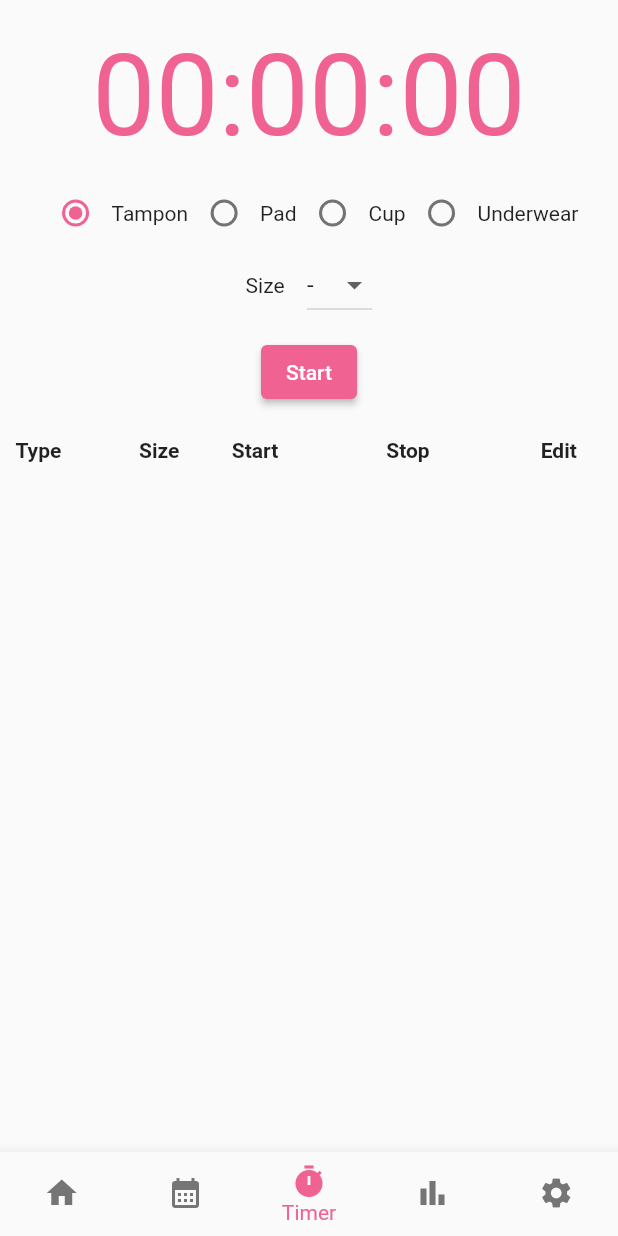
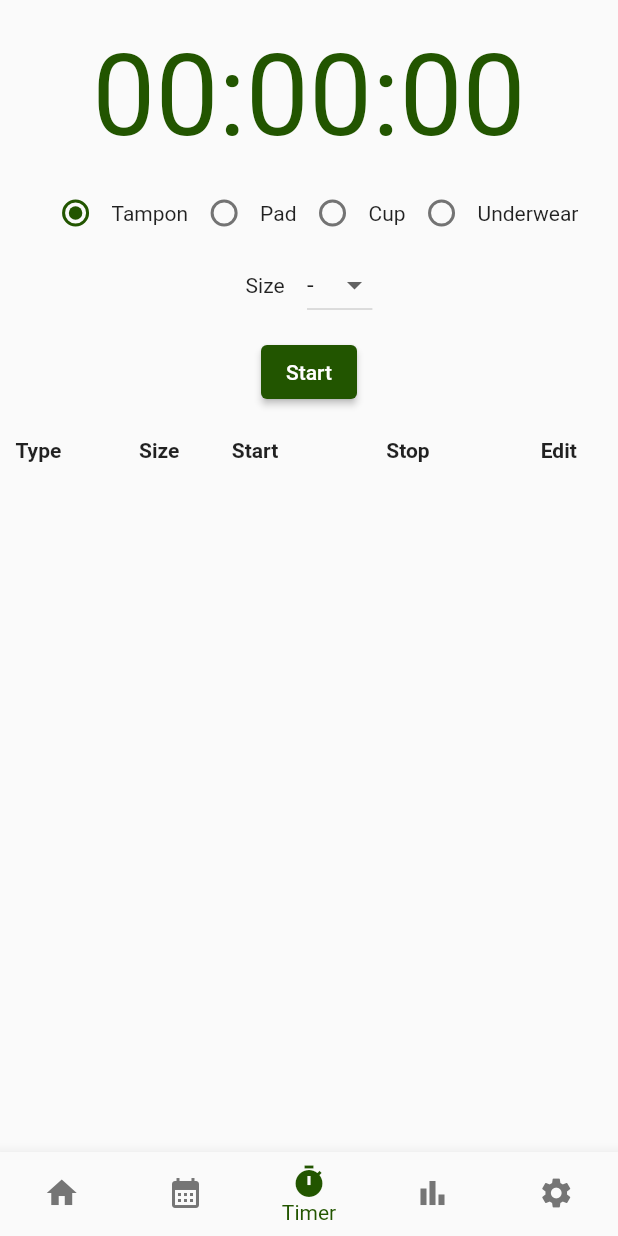
Before and after one commit to lakoliu/Tyd, a Flutter app: the screen it shows after launch, item 3 of the bottom bar chosen, on a phone screen of 412 x 824 dp. Run offline on Flutter 3.47's test engine with Material 2 defaults, Android fonts, the phone set to English and light mode, and no system bars; our stand-ins replace calendar_timeline, cross_file, file_picker, flutter_colorpicker, flutter_local_notifications, flutter_native_timezone and 7 more; missing offline and left inert: filter_list, swatch_generator; accounts and stored records are empty.

Commit message:
Change to Tyd

```diff
--- a/lib/day_data.dart
+++ b/lib/day_data.dart
@@ -1,5 +1,5 @@
 import 'package:hive/hive.dart';
-import 'package:vula/timer_data.dart';
+import 'package:tyd/timer_data.dart';
 
 part 'day_data.g.dart';
 
--- a/lib/helpers/database_initializers.dart
+++ b/lib/helpers/database_initializers.dart
@@ -1,6 +1,6 @@
 import 'package:flutter/material.dart';
 import 'package:hive/hive.dart';
-import 'package:vula/helpers/constants.dart';
+import 'package:tyd/helpers/constants.dart';
 
 void initializeDatabase() {
   var appBox = Hive.box('app_box');
@@ -14,8 +14,8 @@ void initializeDatabase() {
   }
 
   if (appBox.get('accentColor') == null) {
-    appBox.put('accentColorName', 'Pink');
-    appBox.put('accentColor', Colors.pink[300]);
+    appBox.put('accentColorName', 'Green');
+    appBox.put('accentColor', const Color(0xFF225500));
   }
 
   if (appBox.get('tamponSizes') == null) {
--- /dev/null
+++ b/lib/helpers/stopwatch_helper.dart
@@ -0,0 +1,17 @@
+import 'package:stop_watch_timer/stop_watch_timer.dart';
+
+class StopwatchHelper {
+  static final StopwatchHelper _stopwatchHelper = StopwatchHelper._internal();
+
+  final stopWatchTimer = StopWatchTimer();
+  late DateTime startTime;
+  var typeSelected = 'Tampon';
+  var sizeSelected = '-';
+  var radioSelected = 1;
+
+  factory StopwatchHelper() {
+    return _stopwatchHelper;
+  }
+
+  StopwatchHelper._internal();
+}
--- a/lib/helpers/update_stats.dart
+++ b/lib/helpers/update_stats.dart
@@ -1,6 +1,6 @@
 import 'package:hive/hive.dart';
 import 'package:intl/intl.dart';
-import 'package:vula/day_data.dart';
+import 'package:tyd/day_data.dart';
 import 'package:collection/collection.dart';
 
 void resetAllStats() {
--- a/lib/main.dart
+++ b/lib/main.dart
@@ -1,17 +1,17 @@
 import 'package:flutter/material.dart';
-import 'package:vula/helpers/database_initializers.dart';
-import 'package:vula/timer_data.dart';
-import 'package:vula/views/history_view.dart';
-import 'package:vula/views/home_view.dart';
+import 'package:tyd/helpers/database_initializers.dart';
+import 'package:tyd/timer_data.dart';
+import 'package:tyd/views/history_view.dart';
+import 'package:tyd/views/home_view.dart';
 import 'package:hive_flutter/hive_flutter.dart';
-import 'package:vula/day_data.dart';
-import 'package:vula/views/settings_view.dart';
-import 'package:vula/views/stats_view.dart';
-import 'package:vula/views/sub_settings/intervals_view.dart';
-import 'package:vula/views/sub_settings/medicines_view.dart';
-import 'package:vula/views/sub_settings/period_symptoms_view.dart';
-import 'package:vula/views/sub_settings/pms_settings_view.dart';
-import 'package:vula/views/sub_settings/tampon_size_view.dart';
+import 'package:tyd/day_data.dart';
+import 'package:tyd/views/settings_view.dart';
+import 'package:tyd/views/stats_view.dart';
+import 'package:tyd/views/sub_settings/intervals_view.dart';
+import 'package:tyd/views/sub_settings/medicines_view.dart';
+import 'package:tyd/views/sub_settings/period_symptoms_view.dart';
+import 'package:tyd/views/sub_settings/pms_settings_view.dart';
+import 'package:tyd/views/sub_settings/tampon_size_view.dart';
 
 import 'helpers/color_adapter.dart';
 import 'helpers/notification_service.dart';
@@ -44,45 +44,45 @@ class MyApp extends StatelessWidget {
           title: 'Vula',
           themeMode: Hive.box('app_box').get('darkMode', defaultValue: false) ? ThemeMode.dark : ThemeMode.light,
           theme: ThemeData(
-            primaryColor: Hive.box('app_box').get('accentColor') ?? Colors.pink[300],
-            primaryColorLight: Hive.box('app_box').get('accentColor') != null ? Hive.box('app_box').get('accentColor').withOpacity(0.3) : Colors.pink[300]?.withOpacity(0.3),
+            primaryColor: Hive.box('app_box').get('accentColor') ?? const Color(0xFF225500),
+            primaryColorLight: Hive.box('app_box').get('accentColor') != null ? Hive.box('app_box').get('accentColor').withOpacity(0.3) : const Color(0xFF225500).withOpacity(0.3),
             appBarTheme: AppBarTheme(
-              backgroundColor: Hive.box('app_box').get('accentColor') ?? Colors.pink[300],
+              backgroundColor: Hive.box('app_box').get('accentColor') ?? const Color(0xFF225500),
               foregroundColor: Colors.white,
               iconTheme: const IconThemeData(
                 color: Colors.white,
               ),
             ),
             bottomNavigationBarTheme: BottomNavigationBarThemeData(
-              selectedItemColor: Hive.box('app_box').get('accentColor') ?? Colors.pink[300],
+              selectedItemColor: Hive.box('app_box').get('accentColor') ?? const Color(0xFF225500),
               unselectedItemColor: Colors.grey[600],
             ),
             pageTransitionsTheme: const PageTransitionsTheme(builders: {TargetPlatform.android: CupertinoPageTransitionsBuilder(),}),
             buttonTheme: ButtonThemeData(
-              buttonColor: Hive.box('app_box').get('accentColor') ?? Colors.pink[300],
+              buttonColor: Hive.box('app_box').get('accentColor') ?? const Color(0xFF225500),
             ),
             elevatedButtonTheme: ElevatedButtonThemeData(
               style: ElevatedButton.styleFrom(
-                backgroundColor: Hive.box('app_box').get('accentColor') ?? Colors.pink[300],
+                backgroundColor: Hive.box('app_box').get('accentColor') ?? const Color(0xFF225500),
               ),
             ),
             textButtonTheme: TextButtonThemeData(
                 style: TextButton.styleFrom(
-                  foregroundColor: Hive.box('app_box').get('accentColor') ?? Colors.pink[300],
+                  foregroundColor: Hive.box('app_box').get('accentColor') ?? const Color(0xFF225500),
                 )
             ),
             textSelectionTheme: TextSelectionThemeData(
-              cursorColor: Hive.box('app_box').get('accentColor') ?? Colors.pink[300],
-              selectionHandleColor: Hive.box('app_box').get('accentColor') ?? Colors.pink[300],
-              selectionColor: Hive.box('app_box').get('accentColor').withOpacity(0.2) ?? Colors.pink.withOpacity(0.2),
+              cursorColor: Hive.box('app_box').get('accentColor') ?? const Color(0xFF225500),
+              selectionHandleColor: Hive.box('app_box').get('accentColor') ?? const Color(0xFF225500),
+              selectionColor: Hive.box('app_box').get('accentColor').withOpacity(0.2) ?? const Color(0xFF225500).withOpacity(0.2),
             ),
             timePickerTheme: TimePickerThemeData(
-              dialHandColor: Hive.box('app_box').get('accentColor') ?? Colors.pink[300],
+              dialHandColor: Hive.box('app_box').get('accentColor') ?? const Color(0xFF225500),
               hourMinuteColor: MaterialStateColor.resolveWith((states) =>
               states.contains(MaterialState.selected)
                   ? Hive.box('app_box').get('accentColor') != null
                   ? Hive.box('app_box').get('accentColor').withOpacity(0.2)
-                  : Colors.pink[300]?.withOpacity(0.2)
+                  : const Color(0xFF225500).withOpacity(0.2)
                   : Colors.grey[300]),
               hourMinuteTextColor: MaterialStateColor.resolveWith((states) =>
               states.contains(MaterialState.selected)
@@ -92,57 +92,57 @@ class MyApp extends StatelessWidget {
               states.contains(MaterialState.selected)
                   ? Hive.box('app_box').get('accentColor') != null
                   ? Hive.box('app_box').get('accentColor').withOpacity(0.2)
-                  : Colors.pink[300]?.withOpacity(0.2)
+                  : const Color(0xFF225500).withOpacity(0.2)
                   : Colors.white),
               dayPeriodTextColor: MaterialStateColor.resolveWith((states) =>
               states.contains(MaterialState.selected)
-                  ? Hive.box('app_box').get('accentColor') ?? Colors.pink[300]
+                  ? Hive.box('app_box').get('accentColor') ?? const Color(0xFF225500)
                   : Colors.grey[500]),
             ),
             inputDecorationTheme: InputDecorationTheme(
-              focusColor: Hive.box('app_box').get('accentColor') ?? Colors.pink[300],
-              labelStyle: TextStyle(color: Hive.box('app_box').get('accentColor') ?? Colors.pink[300],),
+              focusColor: Hive.box('app_box').get('accentColor') ?? const Color(0xFF225500),
+              labelStyle: TextStyle(color: Hive.box('app_box').get('accentColor') ?? const Color(0xFF225500),),
               focusedBorder: UnderlineInputBorder(
                 borderSide: BorderSide(
-                  color: Hive.box('app_box').get('accentColor') ?? Colors.pink[300],
+                  color: Hive.box('app_box').get('accentColor') ?? const Color(0xFF225500),
                 )
               )
             ),
           ),
           darkTheme: ThemeData(
             brightness: Brightness.dark,
-            primaryColor: Hive.box('app_box').get('accentColor') ?? Colors.pink[300],
+            primaryColor: Hive.box('app_box').get('accentColor') ?? const Color(0xFF225500),
             bottomNavigationBarTheme: BottomNavigationBarThemeData(
-              selectedItemColor: Hive.box('app_box').get('accentColor') ?? Colors.pink[300],
+              selectedItemColor: Hive.box('app_box').get('accentColor') ?? const Color(0xFF225500),
               unselectedItemColor: Colors.white,
               backgroundColor: Colors.grey[800],
             ),
             pageTransitionsTheme: const PageTransitionsTheme(builders: {TargetPlatform.android: CupertinoPageTransitionsBuilder(),}),
             buttonTheme: ButtonThemeData(
-              buttonColor: Hive.box('app_box').get('accentColor') ?? Colors.pink[300],
+              buttonColor: Hive.box('app_box').get('accentColor') ?? const Color(0xFF225500),
             ),
             elevatedButtonTheme: ElevatedButtonThemeData(
               style: ElevatedButton.styleFrom(
-                backgroundColor: Hive.box('app_box').get('accentColor') ?? Colors.pink[300],
+                backgroundColor: Hive.box('app_box').get('accentColor') ?? const Color(0xFF225500),
               ),
             ),
             textButtonTheme: TextButtonThemeData(
                 style: TextButton.styleFrom(
-                  foregroundColor: Hive.box('app_box').get('accentColor') ?? Colors.pink[300],
+                  foregroundColor: Hive.box('app_box').get('accentColor') ?? const Color(0xFF225500),
                 )
             ),
             textSelectionTheme: TextSelectionThemeData(
-              cursorColor: Hive.box('app_box').get('accentColor') ?? Colors.pink[300],
-              selectionHandleColor: Hive.box('app_box').get('accentColor') ?? Colors.pink[300],
-              selectionColor: Hive.box('app_box').get('accentColor').withOpacity(0.2) ?? Colors.pink.withOpacity(0.2),
+              cursorColor: Hive.box('app_box').get('accentColor') ?? const Color(0xFF225500),
+              selectionHandleColor: Hive.box('app_box').get('accentColor') ?? const Color(0xFF225500),
+              selectionColor: Hive.box('app_box').get('accentColor').withOpacity(0.2) ?? const Color(0xFF225500).withOpacity(0.2),
             ),
             timePickerTheme: TimePickerThemeData(
-              dialHandColor: Hive.box('app_box').get('accentColor') ?? Colors.pink[300],
+              dialHandColor: Hive.box('app_box').get('accentColor') ?? const Color(0xFF225500),
               hourMinuteColor: MaterialStateColor.resolveWith((states) =>
               states.contains(MaterialState.selected)
                   ? Hive.box('app_box').get('accentColor') != null
                   ? Hive.box('app_box').get('accentColor').withOpacity(0.2)
-                  : Colors.pink[300]?.withOpacity(0.2)
+                  : const Color(0xFF225500).withOpacity(0.2)
                   : Colors.grey[300]),
               hourMinuteTextColor: MaterialStateColor.resolveWith((states) =>
               states.contains(MaterialState.selected)
@@ -152,19 +152,19 @@ class MyApp extends StatelessWidget {
               states.contains(MaterialState.selected)
                   ? Hive.box('app_box').get('accentColor') != null
                   ? Hive.box('app_box').get('accentColor').withOpacity(0.2)
-                  : Colors.pink[300]?.withOpacity(0.2)
+                  : const Color(0xFF225500).withOpacity(0.2)
                   : Colors.white),
               dayPeriodTextColor: MaterialStateColor.resolveWith((states) =>
               states.contains(MaterialState.selected)
-                  ? Hive.box('app_box').get('accentColor') ?? Colors.pink[300]
+                  ? Hive.box('app_box').get('accentColor') ?? const Color(0xFF225500)
                   : Colors.grey[500]),
             ),
             inputDecorationTheme: InputDecorationTheme(
-                focusColor: Hive.box('app_box').get('accentColor') ?? Colors.pink[300],
-                labelStyle: TextStyle(color: Hive.box('app_box').get('accentColor') ?? Colors.pink[300],),
+                focusColor: Hive.box('app_box').get('accentColor') ?? const Color(0xFF225500),
+                labelStyle: TextStyle(color: Hive.box('app_box').get('accentColor') ?? const Color(0xFF225500),),
                 focusedBorder: UnderlineInputBorder(
                     borderSide: BorderSide(
-                      color: Hive.box('app_box').get('accentColor') ?? Colors.pink[300],
+                      color: Hive.box('app_box').get('accentColor') ?? const Color(0xFF225500),
                     )
                 )
             ),
--- a/lib/views/history_view.dart
+++ b/lib/views/history_view.dart
@@ -1,11 +1,11 @@
 import 'package:flutter/material.dart';
 import 'package:calendar_timeline/calendar_timeline.dart';
 import 'package:hive_flutter/adapters.dart';
-import 'package:vula/views/components/bottom_nav_bar.dart';
+import 'package:tyd/views/components/bottom_nav_bar.dart';
 import 'package:filter_list/filter_list.dart';
-import 'package:vula/helpers/constants.dart';
+import 'package:tyd/helpers/constants.dart';
 import 'package:intl/intl.dart';
-import 'package:vula/day_data.dart';
+import 'package:tyd/day_data.dart';
 import 'package:hive/hive.dart';
 
 import '../helpers/update_stats.dart';
--- a/lib/views/home_view.dart
+++ b/lib/views/home_view.dart
@@ -1,6 +1,6 @@
 import 'package:flutter/material.dart';
 import 'package:intl/intl.dart';
-import 'package:vula/views/components/bottom_nav_bar.dart';
+import 'package:tyd/views/components/bottom_nav_bar.dart';
 import 'package:hive/hive.dart';
 import '../helpers/update_stats.dart';
 import '../day_data.dart';
@@ -249,7 +249,7 @@ class _HomeViewState extends State<HomeView> {
           ),
         ),
       ),
-      bottomNavigationBar: bottomNavBar(context, 0)
+      bottomNavigationBar: bottomNavBar(context, 0),
     );
   }
 }
--- a/lib/views/sub_settings/intervals_view.dart
+++ b/lib/views/sub_settings/intervals_view.dart
@@ -1,7 +1,7 @@
 import 'package:flutter/material.dart';
 import 'package:hive/hive.dart';
 import 'package:flutter_spinbox/flutter_spinbox.dart';
-import 'package:vula/helpers/update_stats.dart';
+import 'package:tyd/helpers/update_stats.dart';
 
 
 class IntervalsView extends StatefulWidget {
--- a/lib/views/sub_settings/tampon_size_view.dart
+++ b/lib/views/sub_settings/tampon_size_view.dart
@@ -1,7 +1,7 @@
 import 'package:flutter/material.dart';
 import 'package:hive/hive.dart';
 import 'package:intl/intl.dart';
-import 'package:vula/day_data.dart';
+import 'package:tyd/day_data.dart';
 
 class TamponSizeView extends StatefulWidget {
   const TamponSizeView({Key? key}) : super(key: key);
--- a/lib/views/timer_view.dart
+++ b/lib/views/timer_view.dart
@@ -3,6 +3,7 @@ import 'package:hive/hive.dart';
 import 'package:intl/intl.dart';
 import 'package:stop_watch_timer/stop_watch_timer.dart';
 import 'package:swatch_generator/swatch_generator.dart';
+import 'package:tyd/helpers/stopwatch_helper.dart';
 
 import '../day_data.dart';
 import '../helpers/notification_service.dart';
@@ -20,7 +21,10 @@ class _TimerViewState extends State<TimerView> {
   var appBox = Hive.box('app_box');
   var dateBox = Hive.box('date_box');
 
-  final _stopWatchTimer = StopWatchTimer();
+  // TODO Other values such as startTime, etc. need to persist between pages.
+
+  final StopwatchHelper stopwatchHelper = StopwatchHelper();
+  final _stopWatchTimer = StopwatchHelper().stopWatchTimer;
   final DateFormat timeFormatter = DateFormat.jm();
   final String currDate = DateFormat('yyyy-MM-dd').format(DateTime.now());
   final TableRow rowSpacer = const TableRow(children: [
@@ -42,10 +46,6 @@ class _TimerViewState extends State<TimerView> {
   ]);
 
   var currDayData = DayData();
-  var _radioSelected = 1;
-  var typeSelected = 'Tampon';
-  var sizeSelected = '-';
-  late DateTime startTime;
   late DateTime stopTime;
   var timerMinutes = 4.0 * 60.0;
   List<TimerData> historyList = [];
@@ -62,7 +62,7 @@ class _TimerViewState extends State<TimerView> {
 
   void startTimer(DateTime startingTime) {
     if (!_stopWatchTimer.isRunning) {
-      startTime = startingTime;
+      stopwatchHelper.startTime = startingTime;
       var timeDifference = DateTime.now().difference(startingTime).inMinutes;
       _stopWatchTimer.setPresetMinuteTime(timeDifference);
       // TODO NotificationService().showTimedSanitaryChangeReminder(typeSelected, startTime.add(const Duration(minutes: 240)));
@@ -83,7 +83,7 @@ class _TimerViewState extends State<TimerView> {
       stopTime = stoppingTime;
       // TODO NotificationService().cancelPendingNotifications();
       setState(() {
-        historyList.add(TimerData(typeSelected, startTime, stopTime, sizeSelected));
+        historyList.add(TimerData(stopwatchHelper.typeSelected, stopwatchHelper.startTime, stopTime, stopwatchHelper.sizeSelected));
       });
       saveHistoryList();
     }
@@ -97,14 +97,14 @@ class _TimerViewState extends State<TimerView> {
 
   void notificationTimerSnack() {
     ScaffoldMessenger.of(context).hideCurrentSnackBar();
-    var verb = typeSelected == 'Cup' ? 'empty' : 'change';
-    var notifyDateTime = startTime.add(Duration(minutes: timerMinutes.toInt()));
+    var verb = stopwatchHelper.typeSelected == 'Cup' ? 'empty' : 'change';
+    var notifyDateTime = stopwatchHelper.startTime.add(Duration(minutes: timerMinutes.toInt()));
 
     if (DateTime.now().isBefore(notifyDateTime)) {
       var notifyTime = timeFormatter.format(notifyDateTime);
       var snackBar = SnackBar(
         content: Text(
-            'You will be notified at $notifyTime to $verb your ${typeSelected.toLowerCase()}.'),
+            'You will be notified at $notifyTime to $verb your ${stopwatchHelper.typeSelected.toLowerCase()}.'),
       );
       ScaffoldMessenger.of(context).showSnackBar(snackBar);
     }
@@ -376,14 +376,14 @@ class _TimerViewState extends State<TimerView> {
                 children: [
                   Radio(
                     activeColor: Theme.of(context).primaryColor,
-                    groupValue: _radioSelected,
+                    groupValue: stopwatchHelper.radioSelected,
                     value: 1,
                     onChanged: _stopWatchTimer.isRunning
                         ? null
                         : (int? value) {
                             setState(() {
-                              _radioSelected = value!;
-                              typeSelected = 'Tampon';
+                              stopwatchHelper.radioSelected = value!;
+                              stopwatchHelper.typeSelected = 'Tampon';
                               timerMinutes = appBox.get('sanitaryTypes')['Tampon'] * 60;
                             });
                           },
@@ -391,15 +391,15 @@ class _TimerViewState extends State<TimerView> {
                   const Text('Tampon'),
                   Radio(
                     activeColor: Theme.of(context).primaryColor,
-                    groupValue: _radioSelected,
+                    groupValue: stopwatchHelper.radioSelected,
                     value: 2,
                     onChanged: _stopWatchTimer.isRunning
                         ? null
                         : (int? value) {
                             setState(() {
-                              _radioSelected = value!;
-                              typeSelected = 'Pad';
-                              sizeSelected = '-';
+                              stopwatchHelper.radioSelected = value!;
+                              stopwatchHelper.typeSelected = 'Pad';
+                              stopwatchHelper.sizeSelected = '-';
                               timerMinutes = appBox.get('sanitaryTypes')['Pad'] * 60;
                             });
                           },
@@ -407,15 +407,15 @@ class _TimerViewState extends State<TimerView> {
                   const Text('Pad'),
                   Radio(
                     activeColor: Theme.of(context).primaryColor,
-                    groupValue: _radioSelected,
+                    groupValue: stopwatchHelper.radioSelected,
                     value: 3,
                     onChanged: _stopWatchTimer.isRunning
                         ? null
                         : (int? value) {
                             setState(() {
-                              _radioSelected = value!;
-                              typeSelected = 'Cup';
-                              sizeSelected = '-';
+                              stopwatchHelper.radioSelected = value!;
+                              stopwatchHelper.typeSelected = 'Cup';
+                              stopwatchHelper.sizeSelected = '-';
                               timerMinutes = appBox.get('sanitaryTypes')['Cup'] * 60;
                             });
                           },
@@ -423,15 +423,15 @@ class _TimerViewState extends State<TimerView> {
                   const Text('Cup'),
                   Radio(
                     activeColor: Theme.of(context).primaryColor,
-                    groupValue: _radioSelected,
+                    groupValue: stopwatchHelper.radioSelected,
                     value: 4,
                     onChanged: _stopWatchTimer.isRunning
                         ? null
                         : (int? value) {
                       setState(() {
-                        _radioSelected = value!;
-                        typeSelected = 'Underwear';
-                        sizeSelected = '-';
+                        stopwatchHelper.radioSelected = value!;
+                        stopwatchHelper.typeSelected = 'Underwear';
+                        stopwatchHelper.sizeSelected = '-';
                         timerMinutes = appBox.get('sanitaryTypes')['Underwear'] * 60;
                       });
                     },
@@ -440,14 +440,14 @@ class _TimerViewState extends State<TimerView> {
                 ],
               ),
               // const Text('Test'),
-              if (_radioSelected == 1) ...[
+              if (stopwatchHelper.radioSelected == 1) ...[
                 Row(
                   mainAxisAlignment: MainAxisAlignment.center,
                   children: [
                     const Text('Size'),
                     const SizedBox(width: 15.0,),
                     DropdownButton(
-                      value: sizeSelected,
+                      value: stopwatchHelper.sizeSelected,
                       items: appBox.get('tamponSizes')
                           .map<DropdownMenuItem<String>>((String value) {
                         return DropdownMenuItem<String>(
@@ -458,7 +458,7 @@ class _TimerViewState extends State<TimerView> {
                       onChanged: _stopWatchTimer.isRunning ? null : (String? value) {
                         if (value != null) {
                           setState(() {
-                            sizeSelected = value;
+                            stopwatchHelper.sizeSelected = value;
                           });
                         }
                       },
@@ -581,9 +581,6 @@ class _TimerViewState extends State<TimerView> {
                       ],
                     ],
                   ),
-                  // child: Column(
-                  //   children: getAllRows(),
-                  // ),
                 ),
               ),
             ],
--- a/pubspec.yaml
+++ b/pubspec.yaml
@@ -1,4 +1,4 @@
-name: vula
+name: tyd
 description: Period tracker.
 
 publish_to: 'none' # Remove this line if you wish to publish to pub.dev
```
Also changed, not shown: lib/views/settings_view.dart (+9 -9 lines), lib/views/stats_view.dart (+4 -4 lines), lib/views/sub_settings/accent_color_view.dart (+25 -25 lines), pubspec.lock, 30 other files.
